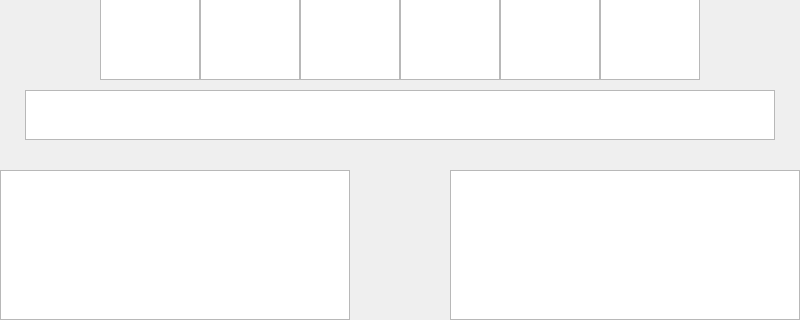
Qt form _guiFiles/frame_test2.ui (gitKWproj/random_dice) before a commit; both pictures show x 0 to 800 and y 480 to 800 of the 800 by 800 pixel window.
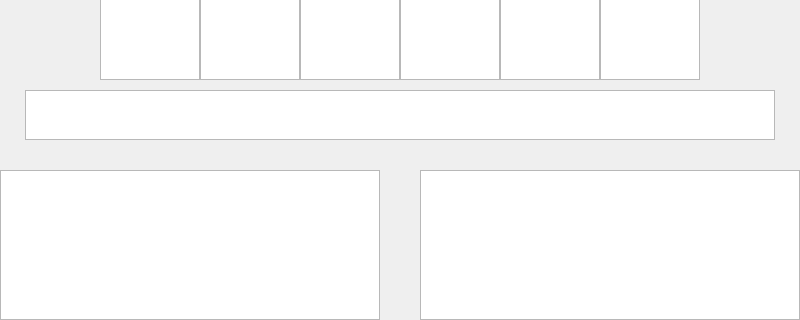
The same form after that commit. Icons and pictures are not drawn.

Diff of the .ui file:
```diff
--- a/_guiFiles/frame_test2.ui
+++ b/_guiFiles/frame_test2.ui
@@ -39,9 +39,9 @@
   <widget class="QTextBrowser" name="player2_text">
    <property name="geometry">
     <rect>
-     <x>450</x>
+     <x>420</x>
      <y>650</y>
-     <width>350</width>
+     <width>380</width>
      <height>150</height>
     </rect>
    </property>
@@ -221,7 +221,7 @@
     <rect>
      <x>0</x>
      <y>650</y>
-     <width>350</width>
+     <width>380</width>
      <height>150</height>
     </rect>
    </property>
```
